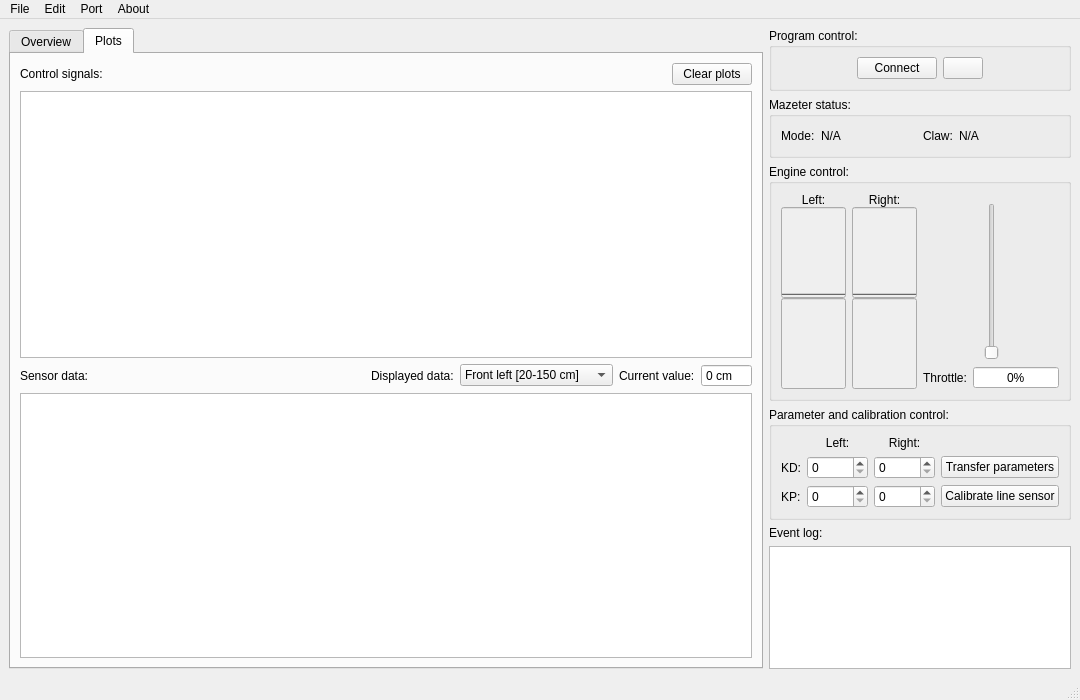
This is forms/mainwindow.ui in Flooten/mazetercontrol as Qt 5 draws it before an edit. The edited form follows.
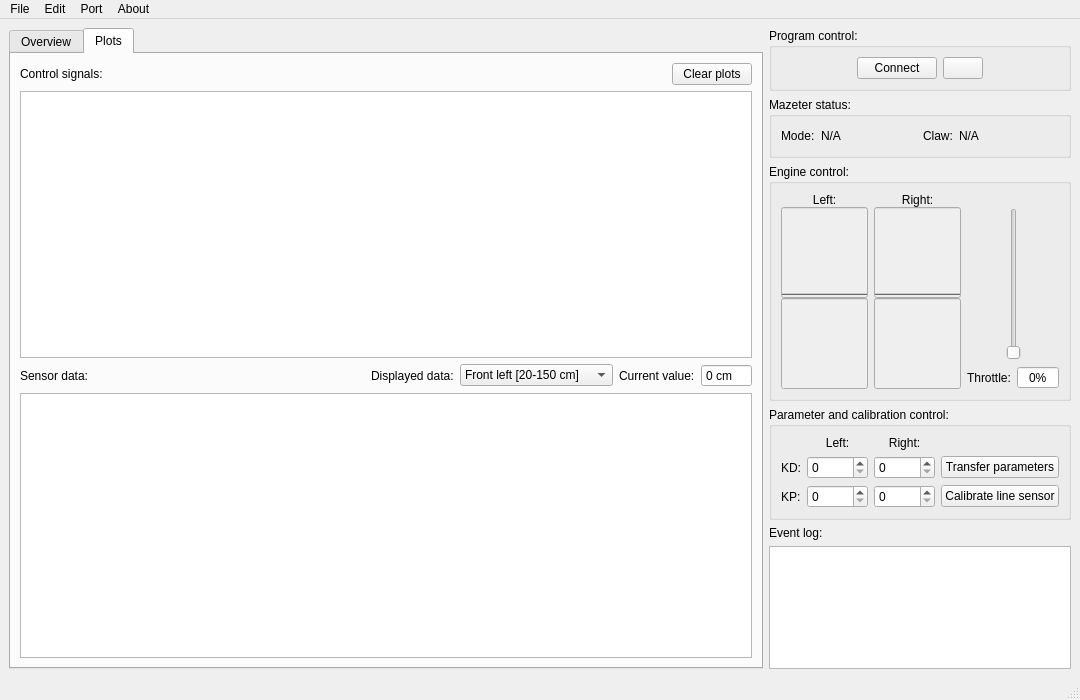
This is the edited form. Icons and pictures are not drawn.

Commit message: Ui correct widget spacing

```diff
--- a/forms/mainwindow.ui
+++ b/forms/mainwindow.ui
@@ -427,9 +427,9 @@
         <property name="title">
          <string>Engine control:</string>
         </property>
-        <layout class="QHBoxLayout" name="horizontalLayout_5">
+        <layout class="QHBoxLayout" name="horizontalLayout_5" stretch="2,1">
          <item>
-          <layout class="QHBoxLayout" name="horizontalLayout_2">
+          <layout class="QHBoxLayout" name="horizontalLayout_2" stretch="1,1">
            <item>
             <layout class="QVBoxLayout" name="verticalLayout_2">
              <property name="spacing">
@@ -597,13 +597,13 @@
              <property name="sizeHint" stdset="0">
               <size>
                <width>20</width>
-               <height>10</height>
+               <height>15</height>
               </size>
              </property>
             </spacer>
            </item>
            <item>
-            <layout class="QHBoxLayout" name="horizontalLayout_3">
+            <layout class="QHBoxLayout" name="horizontalLayout_3" stretch="1,1,1">
              <item>
               <spacer name="horizontalSpacer">
                <property name="orientation">
@@ -650,13 +650,32 @@
            </item>
            <item>
             <layout class="QHBoxLayout" name="horizontalLayout">
+             <item>
+              <spacer name="horizontalSpacer_9">
+               <property name="orientation">
+                <enum>Qt::Horizontal</enum>
+               </property>
+               <property name="sizeHint" stdset="0">
+                <size>
+                 <width>40</width>
+                 <height>20</height>
+                </size>
+               </property>
+              </spacer>
+             </item>
              <item>
               <widget class="QLabel" name="label_4">
+               <property name="sizePolicy">
+                <sizepolicy hsizetype="Preferred" vsizetype="Preferred">
+                 <horstretch>1</horstretch>
+                 <verstretch>0</verstretch>
+                </sizepolicy>
+               </property>
                <property name="text">
                 <string>Throttle:</string>
                </property>
                <property name="alignment">
-                <set>Qt::AlignCenter</set>
+                <set>Qt::AlignLeading|Qt::AlignLeft|Qt::AlignVCenter</set>
                </property>
               </widget>
              </item>
@@ -664,7 +683,7 @@
               <widget class="QSpinBox" name="spinBox_throttle">
                <property name="sizePolicy">
                 <sizepolicy hsizetype="Minimum" vsizetype="Fixed">
-                 <horstretch>2</horstretch>
+                 <horstretch>0</horstretch>
                  <verstretch>0</verstretch>
                 </sizepolicy>
                </property>
@@ -685,6 +704,19 @@
                </property>
               </widget>
              </item>
+             <item>
+              <spacer name="horizontalSpacer_10">
+               <property name="orientation">
+                <enum>Qt::Horizontal</enum>
+               </property>
+               <property name="sizeHint" stdset="0">
+                <size>
+                 <width>40</width>
+                 <height>20</height>
+                </size>
+               </property>
+              </spacer>
+             </item>
             </layout>
            </item>
           </layout>
```
